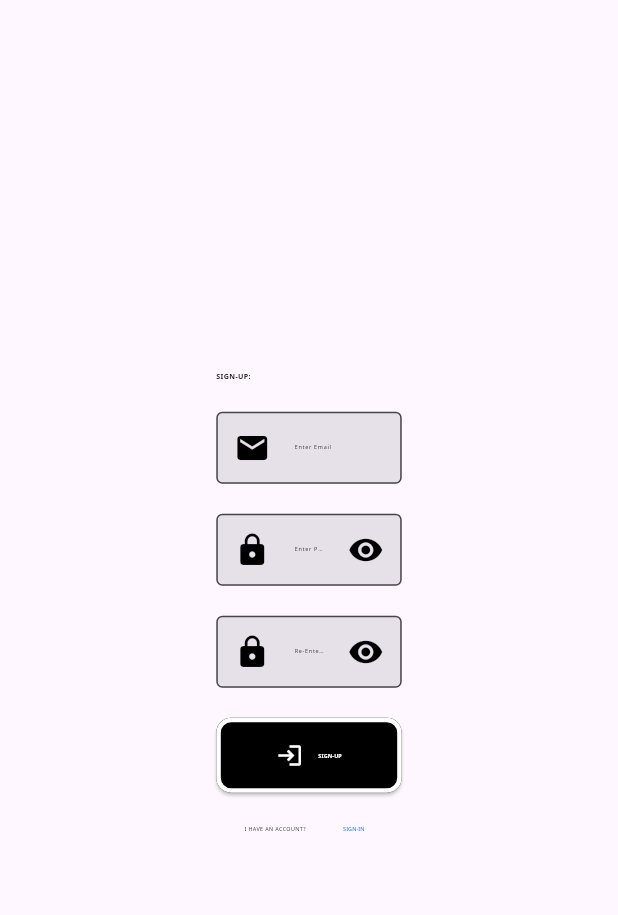
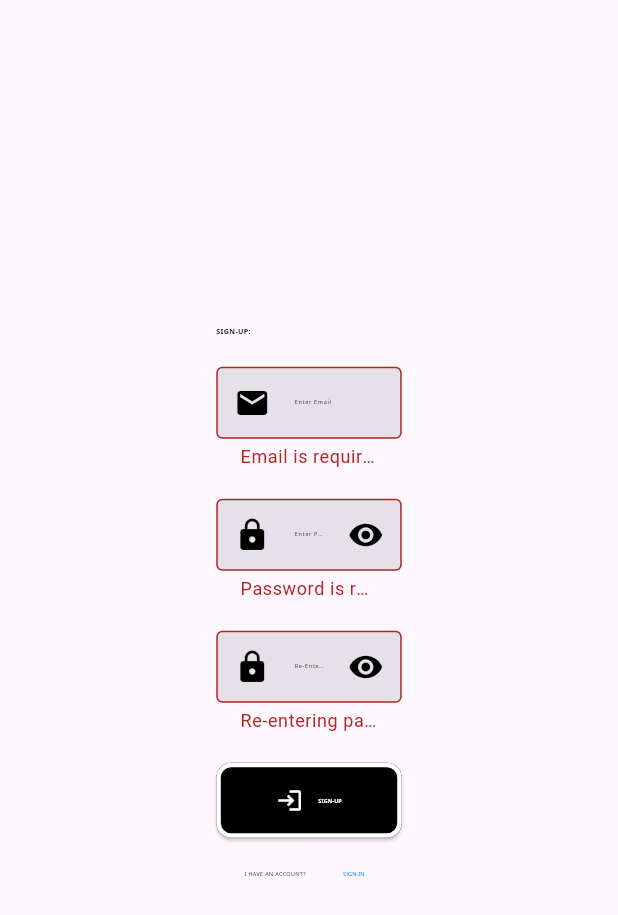
Before and after one commit to HenkSeevinck/LegacyEnduranceSport, a Flutter app: the UserSignUp widget shown alone on an empty page, opened directly, after a tap on "SIGN-UP", on a phone screen of 412 x 824 dp. Shown: the top 915 px of the screen. Run offline on Flutter 3.47's test engine with Material 3 defaults, Android fonts, the phone set to English and light mode, and no system bars; our stand-ins replace email_validator, firebase_auth, google_fonts; accounts and stored records are empty.

Commit message:
Signup Updates

```diff
--- a/lib/SignInSignUp/Functions/usersignup.dart
+++ b/lib/SignInSignUp/Functions/usersignup.dart
@@ -2,6 +2,7 @@ import 'package:flutter/material.dart';
 import 'package:legacyendurancesport/General/Providers/internal_app_providers.dart';
 import 'package:legacyendurancesport/General/Variables/globalvariables.dart';
 import 'package:legacyendurancesport/General/Widgets/widgets.dart';
+import 'package:legacyendurancesport/SignInSignUp/Functions/validators.dart';
 import 'package:provider/provider.dart';
 
 class UserSignUp extends StatefulWidget {
@@ -12,6 +13,19 @@ class UserSignUp extends StatefulWidget {
 }
 
 class _UserSignUpState extends State<UserSignUp> {
+  final _formKey = GlobalKey<FormState>();
+  final TextEditingController emailController = TextEditingController();
+  final TextEditingController passwordController = TextEditingController();
+  final TextEditingController reEnterPasswordController = TextEditingController();
+
+  @override
+  void dispose() {
+    emailController.dispose();
+    passwordController.dispose();
+    reEnterPasswordController.dispose();
+    super.dispose();
+  }
+
   @override
   Widget build(BuildContext context) {
     final localAppTheme = ResponsiveTheme(context).theme;
@@ -20,24 +34,29 @@ class _UserSignUpState extends State<UserSignUp> {
     return Center(
       child: SizedBox(
         width: MediaQuery.of(context).size.width * 0.3,
+        child: Form(
+          key: _formKey,
           child: Column(
             mainAxisAlignment: MainAxisAlignment.center,
             crossAxisAlignment: CrossAxisAlignment.start,
             children: [
               header1(header: 'SIGN-UP:', context: context, color: localAppTheme['anchorColors']['primaryColor']),
               const SizedBox(height: 20),
-            FormInputField(label: 'Enter Email', errorMessage: 'Please enter a valid email address', isMultiline: false, isPassword: false, prefixIcon: Icons.email, suffixIcon: null, showLabel: true),
+              FormInputField(label: 'Enter Email', errorMessage: 'Please enter a valid email address', isMultiline: false, isPassword: false, prefixIcon: Icons.email, suffixIcon: null, showLabel: true, controller: emailController, validator: emailValidator),
               const SizedBox(height: 20),
-            FormInputField(label: 'Enter Password', errorMessage: 'Please enter a valid password', isMultiline: false, isPassword: true, prefixIcon: Icons.lock, suffixIcon: Icons.visibility, showLabel: true),
+              FormInputField(label: 'Enter Password', errorMessage: 'Please enter a valid password', isMultiline: false, isPassword: true, prefixIcon: Icons.lock, suffixIcon: Icons.visibility, showLabel: true, controller: passwordController, validator: passwordValidator),
               const SizedBox(height: 20),
-            FormInputField(label: 'Re-Enter Password', errorMessage: 'Please enter a valid password', isMultiline: false, isPassword: true, prefixIcon: Icons.lock, suffixIcon: Icons.visibility, showLabel: true),
+              FormInputField(label: 'Re-Enter Password', errorMessage: 'Please enter a valid password', isMultiline: false, isPassword: true, prefixIcon: Icons.lock, suffixIcon: Icons.visibility, showLabel: true, controller: reEnterPasswordController, validator: (value) => reEnterPasswordValidator(value, passwordController.text)),
               const SizedBox(height: 20),
               SizedBox(
                 height: 50,
                 child: elevatedButton(
                   label: 'SIGN-UP',
                   onPressed: () {
-                  // Handle sign-in logic here
+                    if (_formKey.currentState!.validate()) {
+                      // Handle sign-up logic here
+                      // For example, call a sign-up function with emailController.text and passwordController.text
+                    }
                   },
                   backgroundColor: localAppTheme['anchorColors']['primaryColor'],
                   labelColor: localAppTheme['anchorColors']['secondaryColor'],
@@ -61,6 +80,7 @@ class _UserSignUpState extends State<UserSignUp> {
             ],
           ),
         ),
+      ),
     );
   }
 }
--- /dev/null
+++ b/lib/SignInSignUp/Functions/validators.dart
@@ -0,0 +1,40 @@
+import 'package:email_validator/email_validator.dart';
+
+String? emailValidator(String? value) {
+  if (value == null || value.isEmpty) {
+    return 'Email is required';
+  }
+  if (!EmailValidator.validate(value)) {
+    return 'Please enter a valid email address';
+  }
+  return null;
+}
+
+String? passwordValidator(String? value) {
+  if (value == null || value.isEmpty) {
+    return 'Password is required';
+  }
+  if (value.length < 8) {
+    return 'Password must have at least one uppercase letter, one special character and one number';
+  }
+  if (!RegExp(r'^(?=.*[A-Z])').hasMatch(value)) {
+    return 'Password must have at least one uppercase letter, one special character and one number';
+  }
+  if (!RegExp(r'^(?=.*\d)').hasMatch(value)) {
+    return 'Password must have at least one uppercase letter, one special character and one number';
+  }
+  if (!RegExp(r'^(?=.*[!@#\$&*~_.,;:])').hasMatch(value)) {
+    return 'Password must have at least one uppercase letter, one special character and one number';
+  }
+  return null;
+}
+
+String? reEnterPasswordValidator(String? value, String password) {
+  if (value == null || value.isEmpty) {
+    return 'Re-entering password is required';
+  }
+  if (value != password) {
+    return 'Passwords do not match';
+  }
+  return null;
+}
--- a/pubspec.yaml
+++ b/pubspec.yaml
@@ -40,6 +40,7 @@ dependencies:
   firebase_core: ^3.14.0
   firebase_auth: ^5.6.0
   cloud_firestore: ^5.6.9
+  email_validator: ^3.0.0
 
 dev_dependencies:
   flutter_test:
```
Also changed, not shown: lib/SignInSignUp/Functions/usersignin.dart (+16 -2 lines), pubspec.lock. Lines whose indentation alone changed are shown as unchanged.
